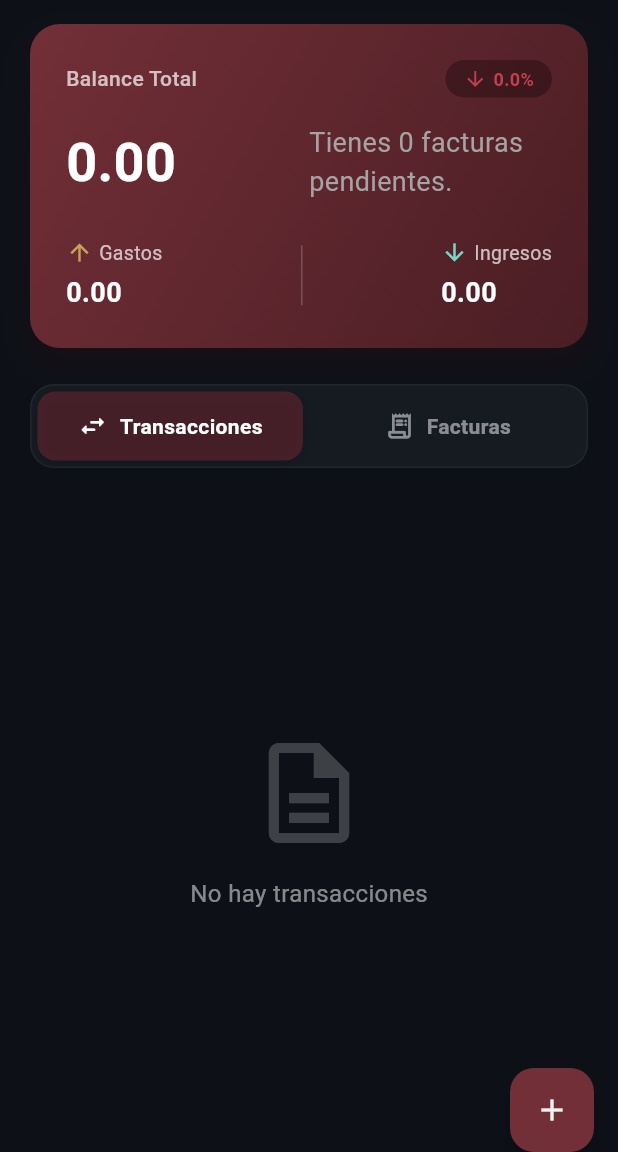
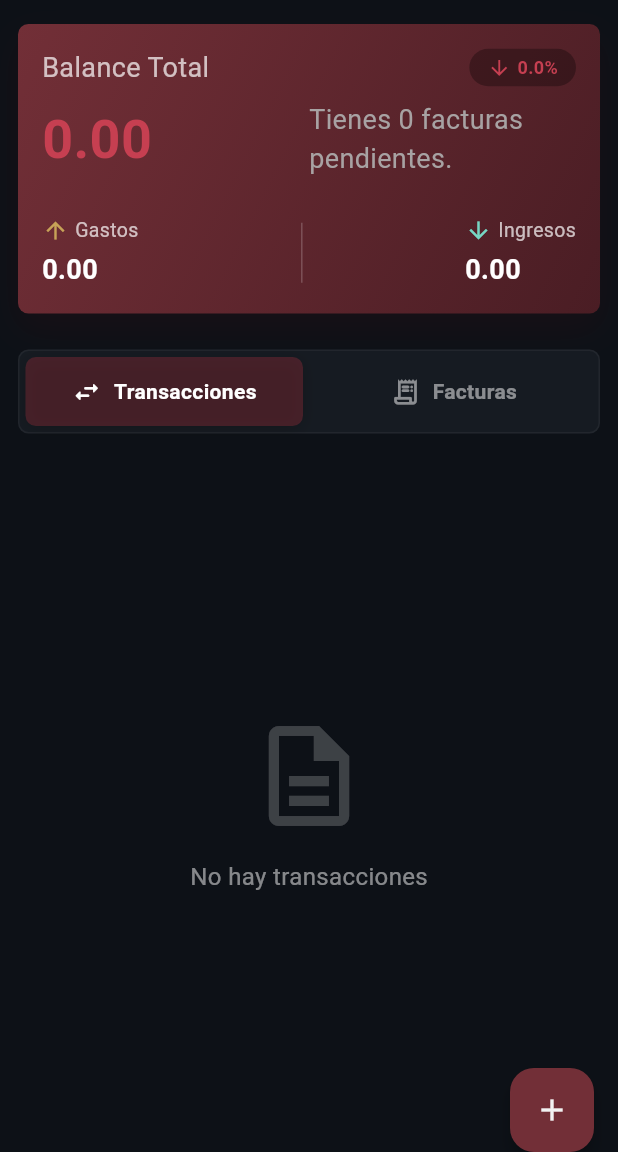
Before and after one commit to esceptecho/the_finxup_app, a Flutter app: the EnhancedHomeScreen screen opened directly, after a tap on "Movimientos", on a phone screen of 412 x 824 dp, the part 84-1236 px from its top. Run offline on Flutter 3.47's test engine with Material 3 defaults, Android fonts, the phone set to English and light mode, and no system bars; drawn by our look-alikes of animated_text_kit; our stand-ins replace carousel_slider, file_picker, fl_chart, flutter_riverpod, flutter_slidable, flutter_staggered_animations and 8 more; missing offline and left inert: add_2_calendar, pdfrx, time_machine; accounts and stored records are empty; generated files the repository leaves out were written again; Roboto replaces fonts that are missing (Montserrat); project files that could hold a hidden picture were left out.

Commit message:
minor changes

```diff
--- a/lib/screens/consumer_transaction_screen.dart
+++ b/lib/screens/consumer_transaction_screen.dart
@@ -14,7 +14,8 @@ import 'package:the_finxup_app/widgets/slidable_item.dart';
 import 'package:the_finxup_app/widgets/transaction_card.dart';
 
 class ConsumerTransactionsScreen extends ConsumerStatefulWidget {
-  const ConsumerTransactionsScreen({super.key});
+  final bool openAddModal; // Parámetro para abrir el modal automáticamente
+  const ConsumerTransactionsScreen({super.key, this.openAddModal = false});
 
   @override
   ConsumerState<ConsumerTransactionsScreen> createState() =>
@@ -46,6 +47,13 @@ class _ConsumerTransactionsScreenState
       curve: Curves.easeInOut,
     );
     _animationController.forward();
+
+    // 2. Abrir modal automáticamente si se solicita
+    if (widget.openAddModal) {
+      WidgetsBinding.instance.addPostFrameCallback((_) {
+        showAddCardModal(context);
+      });
+    }
   }
 
   @override
@@ -93,7 +101,7 @@ class _ConsumerTransactionsScreenState
     ref.read(billListNotifierProvider.notifier).delete(id);
   }
 
-  void _showAddCardModal(BuildContext context) {
+  void showAddCardModal(BuildContext context) {
     showModalBottomSheet(
       context: context,
       isScrollControlled: true,
@@ -112,7 +120,7 @@ class _ConsumerTransactionsScreenState
   Widget _buildFAB(double percentage) {
     return FloatingActionButton(
       // mini: true,
-      onPressed: () => _showAddCardModal(context),
+      onPressed: () => showAddCardModal(context),
       backgroundColor: wineColor,
       elevation: 4,
       heroTag: percentage,
@@ -211,7 +219,7 @@ class _ConsumerTransactionsScreenState
     // final summary = ref.watch(financialSummaryProvider);
     // final percentage = summary.percentage;
     return Padding(
-      padding: const EdgeInsets.symmetric(horizontal: 20),
+      padding: const EdgeInsets.symmetric(horizontal: 12),
       child: Container(
         width: double.infinity,
         decoration: BoxDecoration(
@@ -220,7 +228,7 @@ class _ConsumerTransactionsScreenState
             begin: Alignment.topLeft,
             end: Alignment.bottomRight,
           ),
-          borderRadius: BorderRadius.circular(20),
+          borderRadius: BorderRadius.circular(7),
           boxShadow: [
             BoxShadow(
               color: AppThemeHSL.primaryDark.withValues(alpha: 0.2),
@@ -230,7 +238,7 @@ class _ConsumerTransactionsScreenState
           ],
         ),
         child: Padding(
-          padding: const EdgeInsets.all(24),
+          padding: const EdgeInsets.all(16),
           child: Column(
             crossAxisAlignment: CrossAxisAlignment.start,
             children: [
@@ -241,8 +249,8 @@ class _ConsumerTransactionsScreenState
                     'Balance Total',
                     style: TextStyle(
                       color: Colors.white70,
-                      fontSize: 14,
-                      fontWeight: FontWeight.w500,
+                      fontSize: 18,
+                      fontWeight: FontWeight.w400,
                     ),
                   ),
                   Container(
@@ -283,14 +291,15 @@ class _ConsumerTransactionsScreenState
                   ),
                 ],
               ),
-              const SizedBox(height: 8),
               Row(
                 children: [
                   Expanded(
                     child: Text(
                       CurrencyFormatter.formatAmount(balance),
                       style: TextStyle(
-                        color: Colors.white,
+                        color: balance > 0
+                            ? AppThemeHSL.incomeLight
+                            : AppThemeHSL.expenseLight,
                         fontSize: 36,
                         fontWeight: FontWeight.bold,
                       ),
@@ -368,7 +377,7 @@ class _ConsumerTransactionsScreenState
                                     ),
 
                                     TypewriterAnimatedText(
-                                      "Tocar para esconder 👇",
+                                      "Esconder 👇",
                                       textStyle: TextStyle(
                                         color: AppThemeHSL.textSecondary
                                             .withValues(alpha: 0.9),
@@ -531,12 +540,12 @@ class _ConsumerCategoryFilterSelectorState
   @override
   Widget build(BuildContext context) {
     return Padding(
-      padding: const EdgeInsets.symmetric(horizontal: 20),
+      padding: const EdgeInsets.symmetric(horizontal: 12),
       child: Container(
         height: 56,
         decoration: BoxDecoration(
           color: const Color(0xFF161B22),
-          borderRadius: BorderRadius.circular(16),
+          borderRadius: BorderRadius.circular(7),
           border: Border.all(color: Colors.white.withValues(alpha: 0.05)),
         ),
         child: Row(
@@ -552,7 +561,7 @@ class _ConsumerCategoryFilterSelectorState
                     color: widget.selectedCategory == 'transactions'
                         ? AppThemeHSL.primaryExtraLight.withValues(alpha: 0.3)
                         : Colors.transparent,
-                    borderRadius: BorderRadius.circular(12),
+                    borderRadius: BorderRadius.circular(7),
                     boxShadow: widget.selectedCategory == 'transactions'
                         ? [
                             BoxShadow(
@@ -604,7 +613,7 @@ class _ConsumerCategoryFilterSelectorState
                     color: widget.selectedCategory == 'invoices'
                         ? AppThemeHSL.primaryExtraLight.withValues(alpha: 0.3)
                         : Colors.transparent,
-                    borderRadius: BorderRadius.circular(12),
+                    borderRadius: BorderRadius.circular(7),
                     boxShadow: widget.selectedCategory == 'invoices'
                         ? [
                             BoxShadow(
--- a/lib/screens/dashboard_finantial_health.dart
+++ b/lib/screens/dashboard_finantial_health.dart
@@ -182,7 +182,7 @@ class DashboardFinancialHealth extends ConsumerWidget {
           begin: Alignment.topLeft,
           end: Alignment.bottomRight,
         ),
-        borderRadius: BorderRadius.circular(24),
+        borderRadius: BorderRadius.circular(7),
         boxShadow: [
           BoxShadow(
             color:
@@ -213,12 +213,13 @@ class DashboardFinancialHealth extends ConsumerWidget {
             ),
           ),
           Padding(
-            padding: const EdgeInsets.all(24.0),
+            padding: const EdgeInsets.all(12.0),
             child: Column(
               crossAxisAlignment: CrossAxisAlignment.start,
+              mainAxisSize: .min,
               children: [
                 Text(
-                  "Índice de Salud Financiera",
+                  "Indice de Salud Financiera",
                   style: TextStyle(
                     color: Colors.white.withValues(alpha: 0.9),
                     fontSize: 16,
@@ -262,7 +263,7 @@ class DashboardFinancialHealth extends ConsumerWidget {
                     color: Colors.black.withValues(
                       alpha: 0.3,
                     ), // Un fondo ligeramente oscuro para contrastar cualquier color de texto
-                    borderRadius: BorderRadius.circular(12),
+                    borderRadius: BorderRadius.circular(7),
                     border: Border.all(
                       color: healthProfile.badgeColor.withValues(alpha: 0.4),
                       width: 1,
@@ -315,7 +316,7 @@ class DashboardFinancialHealth extends ConsumerWidget {
           elevation: 2,
           shadowColor: Colors.black12,
           shape: RoundedRectangleBorder(
-            borderRadius: BorderRadius.circular(16),
+            borderRadius: BorderRadius.circular(7),
           ),
           child: Padding(
             padding: const EdgeInsets.symmetric(vertical: 4, horizontal: 8),
@@ -358,7 +359,7 @@ class DashboardFinancialHealth extends ConsumerWidget {
   Widget _buildNotificationTile(dynamic notification, BuildContext context) {
     return Card(
       margin: const EdgeInsets.only(bottom: 10),
-      shape: RoundedRectangleBorder(borderRadius: BorderRadius.circular(14)),
+      shape: RoundedRectangleBorder(borderRadius: BorderRadius.circular(7)),
       elevation: 1,
       child: ListTile(
         leading: Icon(notification.icon, color: notification.color),
@@ -381,7 +382,7 @@ class DashboardFinancialHealth extends ConsumerWidget {
       padding: const EdgeInsets.all(16),
       decoration: BoxDecoration(
         color: Colors.white.withValues(alpha: 0.05),
-        borderRadius: BorderRadius.circular(14),
+        borderRadius: BorderRadius.circular(7),
         border: Border.all(color: Colors.white.withValues(alpha: 0.05)),
       ),
       child: const Row(
--- a/lib/screens/enhanced_home_screen.dart
+++ b/lib/screens/enhanced_home_screen.dart
@@ -285,7 +285,7 @@ class _EnhancedHomeScreenState extends ConsumerState<EnhancedHomeScreen> {
               ),
 
               // 2. Bloques Condicionales de Bienvenida
-              if (_welcomeVdeoCardShown) _buildVdeoWelcomeCard(),
+              if (_welcomeVdeoCardShown) _buildVideoWelcomeCard(),
               const SliverToBoxAdapter(child: SizedBox(height: 24)),
               const SliverToBoxAdapter(child: FinancialHealthCard()),
               const SliverToBoxAdapter(child: SizedBox(height: 16)),
@@ -498,7 +498,7 @@ class _EnhancedHomeScreenState extends ConsumerState<EnhancedHomeScreen> {
   }
 
   // --- COMPONENTES CONDICIONALES DE BIENVENIDA ---
-  Widget _buildVdeoWelcomeCard() {
+  Widget _buildVideoWelcomeCard() {
     String video = getRandomWelcomeVideo();
     return SliverToBoxAdapter(
       child: Container(
@@ -539,48 +539,6 @@ class _EnhancedHomeScreenState extends ConsumerState<EnhancedHomeScreen> {
       ),
     );
   }
-
-  // Widget _buildExpansionButton(bool isExpanded) {
-  //   return TextButton.icon(
-  //     onPressed: () => ref.read(listProvider.notifier).toggleExpansion(),
-  //     icon: Icon(
-  //       isExpanded ? Icons.expand_less : Icons.expand_more,
-  //       color: AppThemeHSL.textDisabled,
-  //     ),
-  //     label: Text(
-  //       isExpanded ? "Mostrar menos" : "Ver últimas transacciones",
-  //       style: TextStyle(color: AppThemeHSL.textDisabled, fontSize: 16),
-  //     ),
-  //   );
-  // }
-
-  // Widget _buildFAB(double percentage) {
-  //   return FloatingActionButton(
-  //     mini: true,
-  //     onPressed: () => _showAddCardModal(context),
-  //     backgroundColor: AppThemeHSL.primaryExtraLight,
-  //     elevation: 4,
-  //     heroTag: percentage,
-  //     enableFeedback: true,
-  //     child: Icon(Icons.add, color: AppThemeHSL.textPrimary),
-  //   );
-  // }
-
-  // void _showAddCardModal(BuildContext context) {
-  //   showModalBottomSheet(
-  //     context: context,
-  //     isScrollControlled: true,
-  //     backgroundColor: Colors.transparent,
-  //     builder: (context) => AddTransactionForm(
-  //       isBillMode: !_isShowingTransactions,
-  //       onAdd: (newTx) async => await ref
-  //           .read(transactionListNotifierProvider.notifier)
-  //           .addTransaction(newTx),
-  //       onAddBill: (newBill) =>
-  //           ref.read(billListNotifierProvider.notifier).add(newBill),
-  //     ),
-  //   );
-  // }
 
   Widget _buildEmptyGoalsPlaceholder() {
     return Container(
@@ -779,7 +737,7 @@ class HomeHeaderBackground extends StatelessWidget {
         image: DecorationImage(
           colorFilter: ColorFilter.mode(
             AppThemeHSL.divider,
-            BlendMode.modulate,
+            BlendMode.hardLight,
           ),
           image: const AssetImage('assets/fondo_degradado_login.png'),
           fit: BoxFit.cover,
@@ -799,7 +757,7 @@ class HomeHeaderBackground extends StatelessWidget {
       ),
       child: SafeArea(
         child: Padding(
-          padding: const EdgeInsets.symmetric(horizontal: 25.0, vertical: 20),
+          padding: const EdgeInsets.symmetric(horizontal: 16.0, vertical: 20),
           child: Row(
             mainAxisAlignment: MainAxisAlignment.spaceBetween,
             crossAxisAlignment: CrossAxisAlignment.center,
@@ -809,7 +767,7 @@ class HomeHeaderBackground extends StatelessWidget {
                 flex: 2,
                 child: Column(
                   crossAxisAlignment: CrossAxisAlignment.start,
-                  mainAxisAlignment: MainAxisAlignment.center,
+                  mainAxisAlignment: MainAxisAlignment.spaceEvenly,
                   children: [
                     Text(
                       'Balance Total',
@@ -839,44 +797,17 @@ class HomeHeaderBackground extends StatelessWidget {
                         ),
                       ),
                     ),
-
-                    // const SizedBox(height: 12),
-                    // _buildFinancialRow(
-                    //   Icons.arrow_upward_rounded,
-                    //   AppThemeHSL.incomeLight,
-                    //   income,
-                    // ),
-                    // _buildFinancialRow(
-                    //   Icons.arrow_downward_rounded,
-                    //   AppThemeHSL.expense,
-                    //   expense,
-                    // ),
                     const SizedBox(height: 24),
                     ShimmerBorderWrapper(
                       strokeWidth: 0.5,
                       isAnimating: true,
-                      repeat: true,
-                      shimmerColor: balance > 0
-                          ? AppThemeHSL.incomeLight
-                          : AppThemeHSL.expenseLight,
+                      repeat: false,
+                      shimmerColor: Colors.transparent,
+                      // balance > 0
+                      //     ? AppThemeHSL.incomeLight
+                      //     : AppThemeHSL.expenseLight,
                       child: Movimientos(),
                     ),
-                    // AnimatedTextKit(
-                    //   animatedTexts: [
-                    //     TypewriterAnimatedText(
-                    //       "${(spentPercentage * 100).toInt()}% gastado del límite",
-                    //       textStyle: TextStyle(
-                    //         color: AppThemeHSL.textSecondary.withValues(
-                    //           alpha: 0.9,
-                    //         ),
-                    //         fontSize: 16,
-                    //         fontWeight: FontWeight.w400,
-                    //       ),
-                    //       speed: const Duration(milliseconds: 100),
-                    //     ),
-                    //   ],
-                    //   isRepeatingAnimation: false,
-                    // ),
                   ],
                 ),
               ),
@@ -888,7 +819,7 @@ class HomeHeaderBackground extends StatelessWidget {
                   child: Material(
                     color: Colors.transparent,
                     child: InkWell(
-                      borderRadius: BorderRadius.circular(40),
+                      borderRadius: BorderRadius.circular(7),
                       onTap: () {
                         Navigator.push(
                           context,
@@ -908,7 +839,10 @@ class HomeHeaderBackground extends StatelessWidget {
                           strokeWidth: 0.2,
                           isAnimating: true,
                           repeat: false,
-                          shimmerColor: AppThemeHSL.textPrimary,
+                          shimmerColor: Colors.transparent,
+                          // balance > 0
+                          //     ? AppThemeHSL.incomeLight
+                          //     : AppThemeHSL.expenseLight,
                           child: Column(
                             mainAxisAlignment: MainAxisAlignment.spaceEvenly,
                             children: [
@@ -919,7 +853,7 @@ class HomeHeaderBackground extends StatelessWidget {
                                 width: 80,
                                 child: IconStatRing(
                                   totalBalance: balance,
-                                  spentPercentage: spentPercentage,
+                                  percentage: spentPercentage,
                                   iconData: Icons.bar_chart,
                                   iconColor: AppThemeHSL.textSecondary,
                                 ),
--- a/lib/screens/home_main_screen.dart
+++ b/lib/screens/home_main_screen.dart
@@ -551,7 +551,7 @@ class _HomeMainScreenState extends ConsumerState<HomeMainScreen> {
                                                 child: IconStatRing(
                                                   totalBalance:
                                                       calculatedBalance,
-                                                  spentPercentage:
+                                                  percentage:
                                                       spentPercentage,
                                                   iconData: Icons.bar_chart,
                                                   iconColor:
--- a/lib/widgets/health_status_widget.dart
+++ b/lib/widgets/health_status_widget.dart
@@ -1,6 +1,7 @@
 import 'package:flutter/material.dart';
 import 'package:flutter_riverpod/flutter_riverpod.dart';
 import 'package:the_finxup_app/providers/final_finance_analytics_engine.dart';
+import 'package:the_finxup_app/theme/app_themeHSL.dart';
 import 'package:the_finxup_app/widgets/finance_health_detail_sheet.dart';
 
 class FinancialHealthCard extends ConsumerWidget {
@@ -49,7 +50,8 @@ class FinancialHealthCard extends ConsumerWidget {
                   borderRadius: BorderRadius.circular(7),
                   // Creamos un fondo con un degradado sutil usando el color del badge
                   gradient: LinearGradient(
-                    colors: [health.badgeColor.withValues(alpha: 0.15), Colors.white],
+                    colors: [health.badgeColor.withValues(alpha: 0.15), AppThemeHSL.incomeDark,
+                    ],
                     begin: Alignment.topLeft,
                     end: Alignment.bottomRight,
                   ),
@@ -85,7 +87,7 @@ class FinancialHealthCard extends ConsumerWidget {
                             style: const TextStyle(
                               fontSize: 16,
                               fontWeight: FontWeight.bold,
-                              color: Colors.black87,
+                              color: Colors.white70,
                             ),
                           ),
                           const SizedBox(height: 4),
@@ -93,7 +95,7 @@ class FinancialHealthCard extends ConsumerWidget {
                             "Índice de Salud: ${score.toStringAsFixed(0)} pts",
                             style: TextStyle(
                               fontSize: 13,
-                              color: Colors.black54,
+                              color: Colors.white70,
                               fontWeight: FontWeight.w500,
                             ),
                           ),
@@ -102,7 +104,7 @@ class FinancialHealthCard extends ConsumerWidget {
                     ),
 
                     // Un indicador visual extra o flecha por si quieren ver el desglose
-                    const Icon(Icons.chevron_right, color: Colors.black26),
+                    const Icon(Icons.chevron_right, color: Colors.white70),
                   ],
                 ),
               ),
--- a/lib/widgets/icon_stat_ring.dart
+++ b/lib/widgets/icon_stat_ring.dart
@@ -2,14 +2,14 @@ import 'package:flutter/material.dart';
 import 'package:the_finxup_app/theme/app_themeHSL.dart';
 
 class IconStatRing extends StatelessWidget {
-  final double spentPercentage; // De 0.0 a 1.0
+  final double percentage; // Ahora acepta -100 a +100 o más
   final double totalBalance;
   final IconData iconData;
   final Color iconColor;
 
   const IconStatRing({
     super.key,
-    required this.spentPercentage,
+    required this.percentage,
     required this.totalBalance,
     required this.iconData,
     required this.iconColor,
@@ -17,26 +17,43 @@ class IconStatRing extends StatelessWidget {
 
   @override
   Widget build(BuildContext context) {
-    final Color progressColor = totalBalance < 0 || spentPercentage > 0.8
-        ? AppThemeHSL.expense
-        : AppThemeHSL.primary;
+    // Normalizar el porcentaje para el CircularProgressIndicator (0.0 a 1.0)
+    final double absolutePercentage = percentage.abs() / 100.0;
+    final double normalizedProgress = absolutePercentage.clamp(0.0, 1.0);
 
-    final Color trackColor = totalBalance == 0
+    // Determinar colores basados en el porcentaje real
+    final bool isPositive = percentage > 0;
+    final bool isNeutral = percentage == 0;
+
+    final Color progressColor = isNeutral
         ? Colors.white10
-        : totalBalance > 0
-        ? AppThemeHSL.income
-        : AppThemeHSL.expense.withValues(alpha: .3);
+        : isPositive
+        ? AppThemeHSL
+              .incomeLight // Balance positivo → verde/ingresos
+        : AppThemeHSL.expense; // Balance negativo → rojo/gastos
+
+    final Color trackColor = isNeutral
+        ? Colors.white10
+        : isPositive
+        ? AppThemeHSL.incomeLight.withValues(alpha: 0.2)
+        : AppThemeHSL.expense.withValues(alpha: 0.2);
+
+    // Color del icono según el balance
+    final Color dynamicIconColor = isNeutral
+        ? iconColor
+        : isPositive
+        ? AppThemeHSL.incomeLight
+        : AppThemeHSL.expense;
 
     return LayoutBuilder(
       builder: (context, constraints) {
-        // Hacemos que el grosor y el ícono sean relativos al tamaño disponible
         final double strokeWidth = constraints.maxWidth * 0.09;
-        final double iconSize = constraints.maxWidth * 0.8;
+        final double iconSize = constraints.maxWidth * 0.7;
 
         return Stack(
           alignment: Alignment.center,
           children: [
-            // Efecto "Glow" detrás del indicador
+            // Efecto "Glow" dinámico según el balance
             Container(
               width: constraints.maxWidth,
               height: constraints.maxHeight,
@@ -44,22 +61,21 @@ class IconStatRing extends StatelessWidget {
                 shape: BoxShape.circle,
                 boxShadow: [
                   BoxShadow(
-                    color: progressColor.withValues(alpha: 0.1),
+                    color: progressColor.withValues(alpha: 0.15),
                     blurRadius: 12,
                     spreadRadius: 2,
                   ),
                 ],
               ),
             ),
+
             // Anillo de progreso animado
             SizedBox(
               width: constraints.maxWidth,
               height: constraints.maxHeight,
               child: TweenAnimationBuilder<double>(
-                tween: Tween<double>(begin: 0, end: spentPercentage),
-                duration: const Duration(
-                  milliseconds: 1500,
-                ), // 1.5s es más fluido
+                tween: Tween<double>(begin: 0, end: normalizedProgress),
+                duration: const Duration(milliseconds: 1500),
                 curve: Curves.easeOutCirc,
                 builder: (context, value, child) {
                   return CircularProgressIndicator(
@@ -72,20 +88,52 @@ class IconStatRing extends StatelessWidget {
                 },
               ),
             ),
-            // Ícono con un fondo sutil
+
+            // Ícono dinámico según el balance
             Container(
-              padding: EdgeInsets.all(constraints.maxWidth * 0.1),
+              padding: EdgeInsets.all(constraints.maxWidth * 0.15),
               decoration: BoxDecoration(
                 shape: BoxShape.circle,
                 color: Theme.of(
                   context,
-                ).scaffoldBackgroundColor.withValues(alpha: 0.15),
+                ).scaffoldBackgroundColor.withValues(alpha: 0.1),
               ),
-              child: Icon(iconData, size: iconSize, color: iconColor),
+              child: Icon(
+                _getDynamicIcon(),
+                size: iconSize,
+                color: dynamicIconColor,
+              ),
             ),
+
+            // Indicador de porcentaje en el centro (opcional pero útil)
+            // if (percentage != 0)
+            //   Positioned.fill(
+            //     child: Center(
+            //       child: Text(
+            //         '${percentage > 0 ? "+" : ""}${percentage.toStringAsFixed(0)}%',
+            //         style: TextStyle(
+            //           color: progressColor,
+            //           fontSize: constraints.maxWidth * 0.25,
+            //           fontWeight: FontWeight.bold,
+            //         ),
+            //       ),
+            //     ),
+            //   ),
           ],
         );
       },
     );
   }
+
+  // Método helper para elegir el icono según el balance
+  IconData _getDynamicIcon() {
+    if (percentage == 0) {
+      return iconData; // Usa el icono proporcionado si es neutro
+    } else if (percentage > 0) {
+      return Icons.trending_up_rounded;
+    } else {
+      return Icons.trending_down_rounded;
+    }
+
+  }
 }
--- a/lib/widgets/movimientos.dart
+++ b/lib/widgets/movimientos.dart
@@ -6,9 +6,14 @@ import 'package:flutter/material.dart';
 import 'package:the_finxup_app/screens/consumer_transaction_screen.dart';
 import 'package:the_finxup_app/theme/app_themeHSL.dart';
 
-class Movimientos extends StatelessWidget {
+class Movimientos extends StatefulWidget {
   const Movimientos({super.key});
 
+  @override
+  State<Movimientos> createState() => _MovimientosState();
+}
+
+class _MovimientosState extends State<Movimientos> {
   @override
   Widget build(BuildContext context) {
     return InputChip(
@@ -25,10 +30,18 @@ class Movimientos extends StatelessWidget {
           ),
         );
       },
-      onDeleted: null, // Esto oculta el icono
+      onDeleted: () {
+        Navigator.push(
+          context,
+          MaterialPageRoute(
+            builder: (context) => const ConsumerTransactionsScreen(openAddModal: true),
+          ),
+        );
+      }, // Esto oculta el icono
+      deleteIcon: Icon(Icons.add, size: 24),
       avatar: Icon(
         Icons.swap_horiz_rounded,
-        size: 28,
+        size: 24,
         color: AppThemeHSL.textSecondary,
       ),
       label: Text(
--- a/lib/widgets/shimmer_border_wrapper.dart
+++ b/lib/widgets/shimmer_border_wrapper.dart
@@ -85,7 +85,7 @@ class _ShimmerBorderWrapperState extends State<ShimmerBorderWrapper>
                   shimmerColor: widget.shimmerColor, // Pasamos el color
                 )
               : null, // No dibuja nada si no está animando
-          child: Padding(padding: const EdgeInsets.all(12.0), child: child),
+          child: Padding(padding: const EdgeInsets.all(0.0), child: child),
         );
       },
       child: widget.child,
--- a/lib/widgets/summary_card.dart
+++ b/lib/widgets/summary_card.dart
@@ -50,7 +50,7 @@ class SummaryCard extends ConsumerWidget {
         return Card(
           margin: const EdgeInsets.all(4.0),
           elevation: 6,
-          shadowColor: AppThemeHSL.primaryExtraLight.withValues(alpha: 0.3),
+          // shadowColor: AppThemeHSL.textMuted.withValues(alpha: 0.3),
           shape: RoundedRectangleBorder(
             borderRadius: BorderRadius.circular(7),
           ),
@@ -59,7 +59,7 @@ class SummaryCard extends ConsumerWidget {
             padding: const EdgeInsets.all(20.0),
             decoration: BoxDecoration(
               gradient: LinearGradient(
-                colors: [AppThemeHSL.primaryExtraLight, AppThemeHSL.surfaceMid],
+                colors: [AppThemeHSL.surface, AppThemeHSL.surfaceMid],
                 begin: Alignment.topLeft,
                 end: Alignment.bottomRight,
               ),
```
